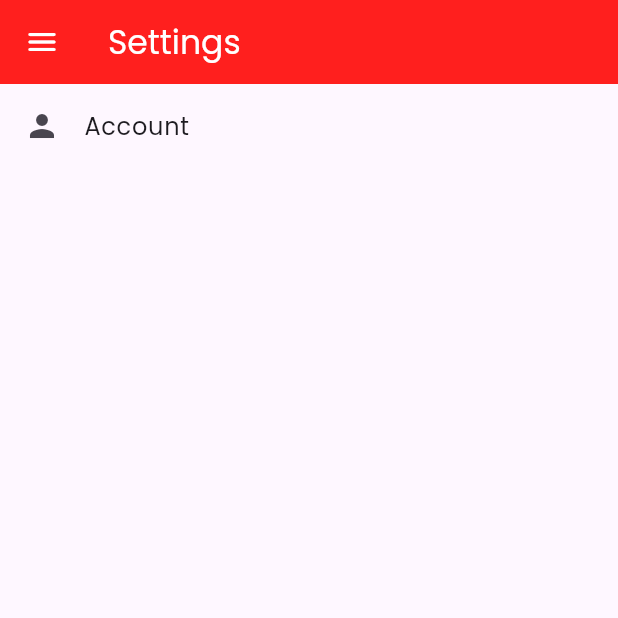
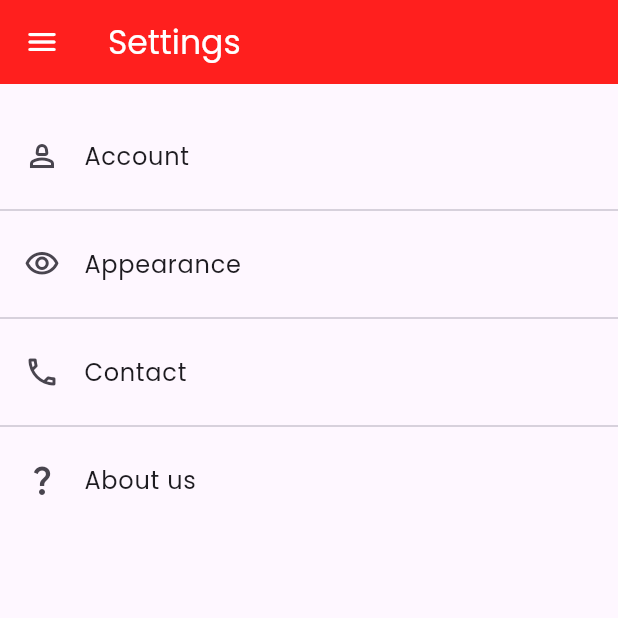
Before and after one commit to carieeeh/Agap_Application, a Flutter app: the SettingsPage screen opened by its route, on a phone screen of 412 x 824 dp, the top half of it. Run offline on Flutter 3.47's test engine with Material 3 defaults, Android fonts, the phone set to English and light mode, and no system bars; our stand-ins replace camera, geolocator, get, google_fonts, image_picker; missing offline and left inert: animated_rating_stars; statements that could not run were skipped.

Commit message:
feat: settings page ui

```diff
--- a/lib/layout/private/settings/settings.dart
+++ b/lib/layout/private/settings/settings.dart
@@ -16,12 +16,31 @@ class _SettingsPageState extends State<SettingsPage> {
       title: "Settings",
       body: Column(
         children: [
+          const SizedBox(height: 20),
           ListTile(
-            leading: const Icon(Icons.person),
+            leading: const Icon(Icons.person_2_outlined),
             title: const Text("Account"),
             onTap: () {
               Get.toNamed('/profile');
             },
+          ),
+          const Divider(),
+          ListTile(
+            leading: const Icon(Icons.visibility_outlined),
+            title: const Text("Appearance"),
+            onTap: () {},
+          ),
+          const Divider(),
+          ListTile(
+            leading: const Icon(Icons.phone_outlined),
+            title: const Text("Contact"),
+            onTap: () {},
+          ),
+          const Divider(),
+          ListTile(
+            leading: const Icon(Icons.question_mark_outlined),
+            title: const Text("About us"),
+            onTap: () {},
           ),
         ],
       ),
```
